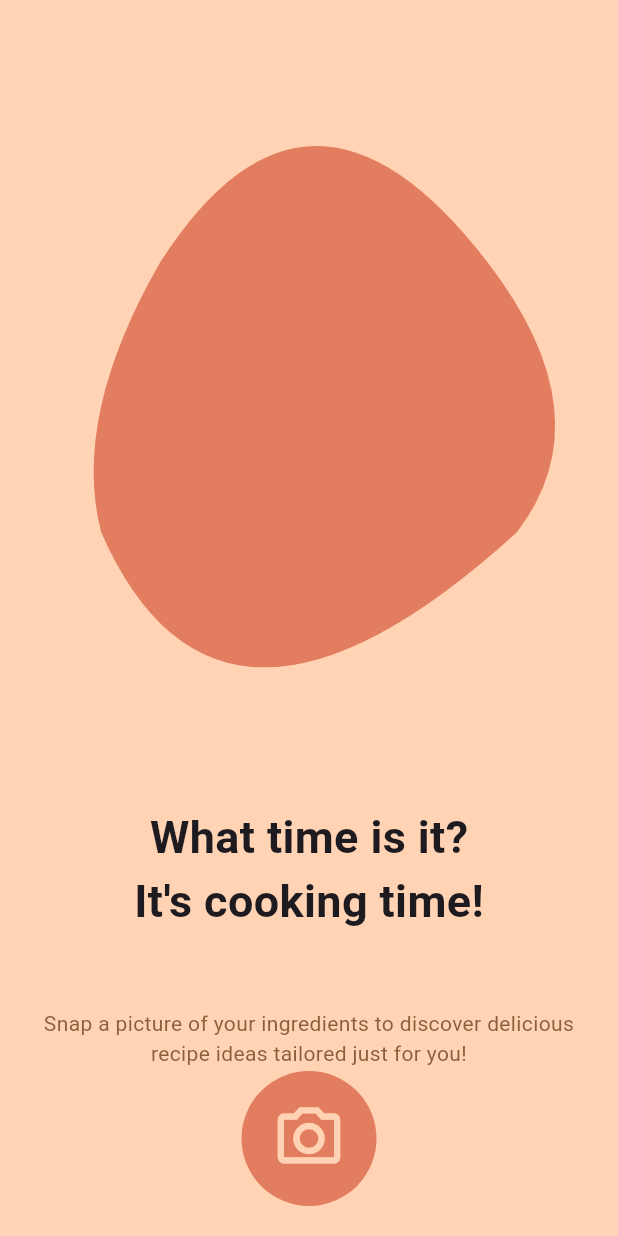
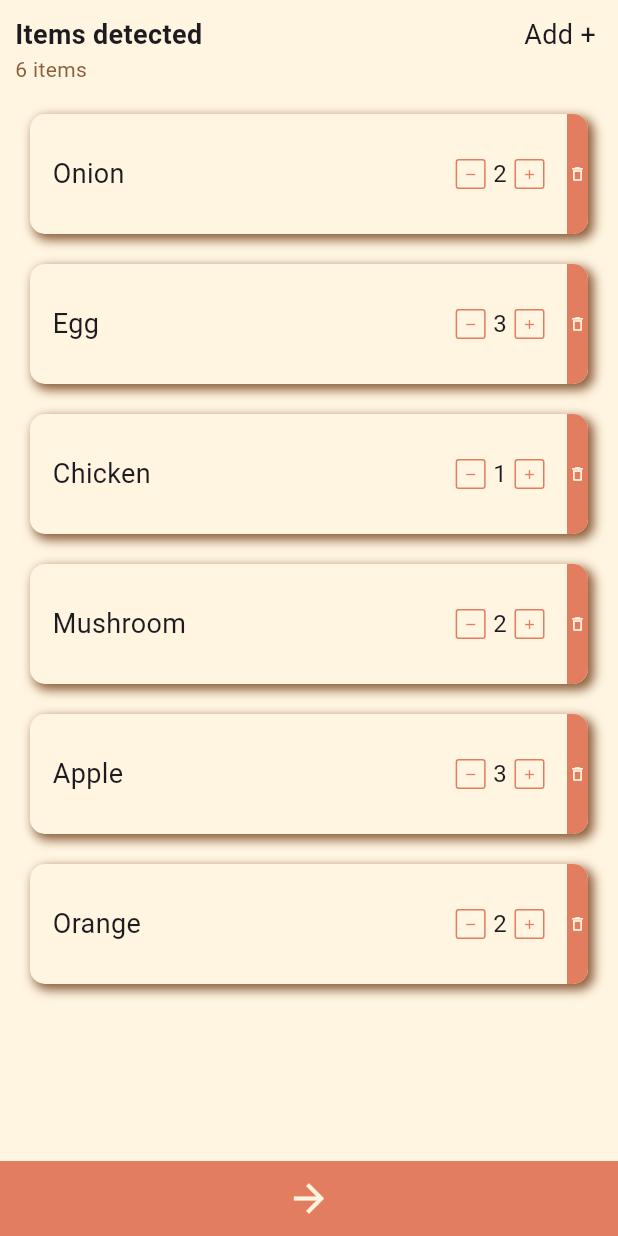
Before and after one commit to urusha-shrestha/biteByByte, a Flutter app: the screen it shows after launch, on a phone screen of 412 x 824 dp. Run offline on Flutter 3.47's test engine with Material 3 defaults, Android fonts, the phone set to English and light mode, and no system bars.

Commit message:
Ingredient list screen

```diff
--- a/lib/main.dart
+++ b/lib/main.dart
@@ -1,7 +1,12 @@
 import 'package:bitebybyte/screens/home_page/home_page.dart';
+import 'package:bitebybyte/screens/ingredient_list/custom_data.dart';
+import 'package:bitebybyte/screens/ingredient_list/ingredient_list.dart';
 import 'package:flutter/material.dart';
+import 'package:flutter/services.dart';
 
 void main() {
+  WidgetsFlutterBinding.ensureInitialized();
+  SystemChrome.setEnabledSystemUIMode(SystemUiMode.manual, overlays: [SystemUiOverlay.bottom]);
   runApp(const MyApp());
 }
 
@@ -11,10 +16,11 @@ class MyApp extends StatelessWidget {
   // This widget is the root of your application.
   @override
   Widget build(BuildContext context) {
-    return const MaterialApp(
+    return MaterialApp(
       title: 'BiteByByte',
       debugShowCheckedModeBanner: false,
-      home: HomePage(),
+      home: IngredientList(ingredientList: ingredientList,),
+      // home: HomePage(),
     );
   }
 }
--- /dev/null
+++ b/lib/screens/ingredient_list/custom_data.dart
@@ -0,0 +1,14 @@
+class IngredientListClass {
+  String ingredientName;
+  int count;
+
+  IngredientListClass({required this.ingredientName, required this.count});
+}
+
+List<IngredientListClass> ingredientList=[
+  IngredientListClass(ingredientName: 'Onion', count: 2),
+  IngredientListClass(ingredientName: 'Egg', count: 3),
+  IngredientListClass(ingredientName: 'Chicken', count: 1),
+  IngredientListClass(ingredientName: 'Mushroom', count: 2),
+  IngredientListClass(ingredientName: 'Apple', count: 3),
+  IngredientListClass(ingredientName: 'Orange', count: 2),];
--- /dev/null
+++ b/lib/screens/ingredient_list/ingredient_list.dart
@@ -0,0 +1,122 @@
+import 'package:bitebybyte/constants/colors.dart';
+import 'package:bitebybyte/screens/ingredient_list/custom_data.dart';
+import 'package:flutter/material.dart';
+
+class IngredientList extends StatelessWidget {
+  final List<IngredientListClass> ingredientList;
+  const IngredientList({super.key, required this.ingredientList});
+
+  @override
+  Widget build(BuildContext context) {
+    return Scaffold(
+      backgroundColor: backgroundColor,
+      body: SafeArea(
+        child: Column(
+          mainAxisAlignment: MainAxisAlignment.spaceBetween,
+          children: [
+            Container(
+              padding: const EdgeInsets.symmetric(vertical: 10, horizontal: 10.0),
+              child: Row(
+                mainAxisAlignment: MainAxisAlignment.spaceBetween,
+                crossAxisAlignment: CrossAxisAlignment.start,
+                children: [
+                  Column(
+                    crossAxisAlignment: CrossAxisAlignment.start,
+                    children: [
+                      const Text('Items detected', style: TextStyle(fontSize: 18, fontWeight: FontWeight.bold),),
+                      Text('${ingredientList.length} items', style: TextStyle(color: neutralColor),)
+                    ],
+                  ),
+                  GestureDetector(
+                      onTap:(){},
+                      child: const Text('Add + ', style: TextStyle(fontSize: 18),))
+                ],
+              ),
+            ),
+            Expanded(
+              child: ListView.builder(
+                  itemCount: ingredientList.length,
+                  itemBuilder: (context, index){
+                    return ListViewItem(name: ingredientList[index].ingredientName,count:ingredientList[index].count);
+                  }),
+            ),
+            Container(
+              height: 50,
+              width: MediaQuery.sizeOf(context).width,
+              color: primaryColor,
+              child: Icon(Icons.arrow_forward_sharp, size:30, color: backgroundColor),
+            )
+          ],
+        ),
+      ),
+    );
+  }
+}
+
+class ListViewItem extends StatelessWidget {
+  final String name;
+  final int count;
+  const ListViewItem({
+    required this.name, required this.count,
+    super.key,
+  });
+
+  @override
+  Widget build(BuildContext context) {
+    return Padding(
+      padding: const EdgeInsets.symmetric(vertical: 10.0, horizontal: 20),
+      child: Container(
+        decoration: BoxDecoration(
+          color: backgroundColor,
+          borderRadius: BorderRadius.circular(10),
+          boxShadow: [BoxShadow(color:neutralColor,blurRadius: 5,spreadRadius: 0.5, offset: const Offset(3,3))]
+        ),
+        height: 80,
+        padding: const EdgeInsets.only(left: 15),
+
+        child: Row(
+          mainAxisAlignment: MainAxisAlignment.spaceBetween,
+          children: [
+            Text(name, style: const TextStyle(fontSize: 18),),
+             SizedBox(
+                child: Row(
+                  children: [
+                    Container(
+                      height:20,
+                        width: 20,
+                        decoration:BoxDecoration(
+                          borderRadius: BorderRadius.circular(2),
+                          border: Border.all(color: primaryColor),
+                        ),
+                        child: Center(child: Icon(Icons.remove, size: 10,color: primaryColor,))),
+                    const SizedBox(width: 5,),
+                    Text('$count',style: const TextStyle(fontSize: 16)),
+                    const SizedBox(width: 5,),
+                    Container(
+                        height:20,
+                        width: 20,
+                        decoration:BoxDecoration(
+                          borderRadius: BorderRadius.circular(2),
+                          border: Border.all(color: primaryColor),
+                        ),
+                        child: Center(child: Icon(Icons.add, size: 10,color: primaryColor,))),
+                    const SizedBox(width: 15,),
+                    Container(
+                      decoration: BoxDecoration(
+                        borderRadius: const BorderRadius.only(topRight: Radius.circular(10), bottomRight: Radius.circular(10)),
+                        color: primaryColor,
+                      ),
+                      width: 14,
+                      height: 100,
+                      child: Icon(Icons.delete_outline, color: backgroundColor, size: 12,),
+                    )
+                  ],
+                ),),
+
+
+          ],
+        ),
+      ),
+    );
+  }
+}
```
